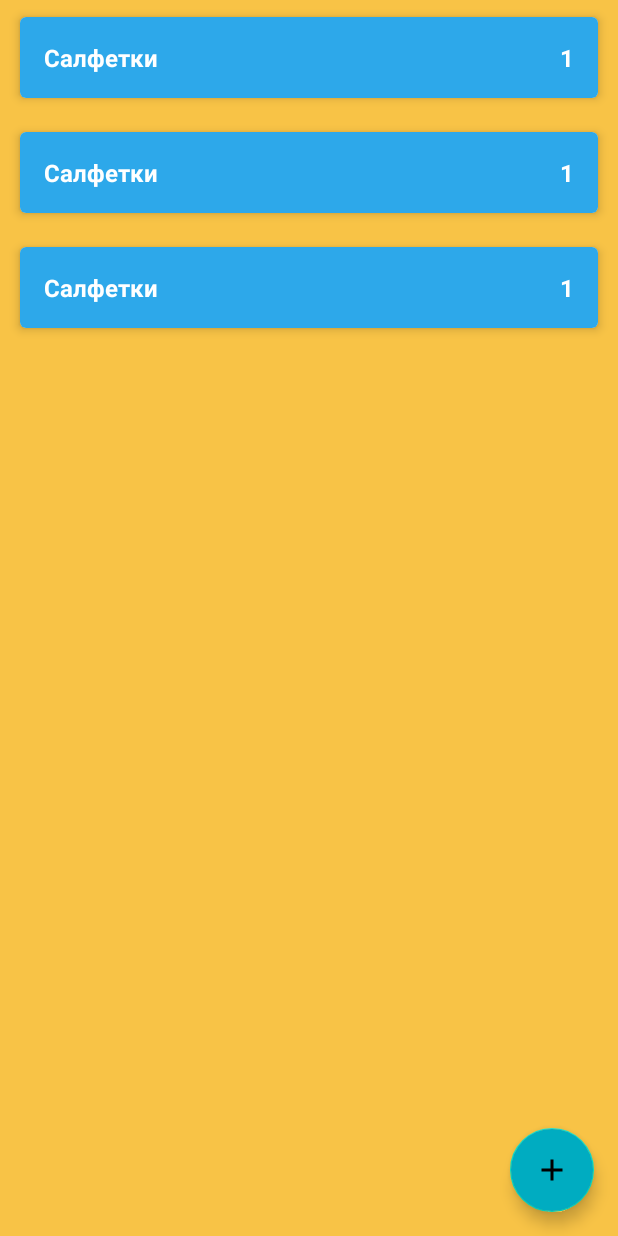
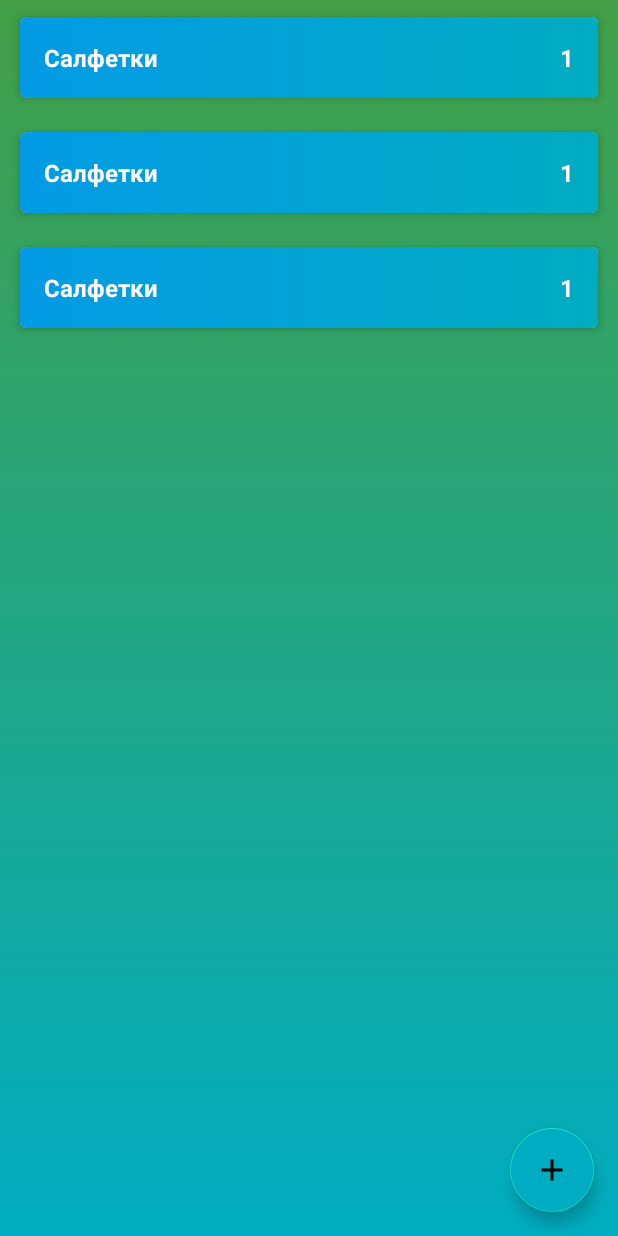
Before and after one commit to evgenkr47/ShoppingList, an Android app: the layout activity_main.xml on its own in the app's theme, with its tools: preview values and no code run, on a phone screen of 412 x 824 dp. Run offline under Robolectric (Android 15) with nearby library versions, the phone set to English and light mode, and no system bars.

Commit message:
Refactoring App

```diff
--- /dev/null
+++ b/app/src/main/res/drawable/backgroundcolor.xml
@@ -0,0 +1,13 @@
+<?xml version="1.0" encoding="utf-8"?>
+<selector xmlns:android="http://schemas.android.com/apk/res/android">
+    <item>
+        <shape>
+            <gradient
+                android:angle="90"
+                android:startColor="#00ACC1"
+                android:endColor="#43A047"
+                android:type="linear"
+                />
+        </shape>
+    </item>
+</selector>
--- /dev/null
+++ b/app/src/main/res/drawable/itemcolors.xml
@@ -0,0 +1,13 @@
+<?xml version="1.0" encoding="utf-8"?>
+<selector xmlns:android="http://schemas.android.com/apk/res/android">
+    <item>
+        <shape>
+            <gradient
+                android:angle="0"
+                android:startColor="#039BE5"
+                android:endColor="#00ACC1"
+                android:type="linear"
+                />
+        </shape>
+    </item>
+</selector>
--- a/app/src/main/res/layout-land/activity_main.xml
+++ b/app/src/main/res/layout-land/activity_main.xml
@@ -5,7 +5,7 @@
 
     <androidx.constraintlayout.widget.ConstraintLayout
         android:layout_width="match_parent"
-        android:background="#F8C346"
+        android:background="@drawable/backgroundcolor"
         android:layout_height="match_parent"
         tools:context=".presentation.MainActivity"
         >
--- a/app/src/main/res/layout/activity_main.xml
+++ b/app/src/main/res/layout/activity_main.xml
@@ -5,7 +5,7 @@
 
     <androidx.constraintlayout.widget.ConstraintLayout
         android:layout_width="match_parent"
-        android:background="#F8C346"
+        android:background="@drawable/backgroundcolor"
         android:layout_height="match_parent"
         tools:context=".presentation.MainActivity"
         >
--- a/app/src/main/res/layout/activity_splash.xml
+++ b/app/src/main/res/layout/activity_splash.xml
@@ -4,7 +4,7 @@
     xmlns:tools="http://schemas.android.com/tools"
     android:layout_width="match_parent"
     android:layout_height="match_parent"
-    android:background="#FFB300"
+    android:background="#43A047"
     tools:context=".presentation.SplashActivity">
 
     <TextView
--- a/app/src/main/res/layout/fragment_shop_item.xml
+++ b/app/src/main/res/layout/fragment_shop_item.xml
@@ -14,7 +14,7 @@
     <androidx.constraintlayout.widget.ConstraintLayout
         android:layout_width="match_parent"
         android:layout_height="match_parent"
-        android:background="#F8C346"
+        android:background="@drawable/backgroundcolor"
         tools:context=".presentation.ShopItemFragment">
 
         <com.google.android.material.textfield.TextInputLayout
--- a/app/src/main/res/layout/item_shop_disabled.xml
+++ b/app/src/main/res/layout/item_shop_disabled.xml
@@ -25,7 +25,7 @@
         <LinearLayout
             android:layout_width="match_parent"
             android:layout_height="wrap_content"
-            android:background="#6D2DA8EA"
+            android:background="@drawable/item2color"
             android:orientation="horizontal"
             android:padding="16dp">
 
--- a/app/src/main/res/layout/item_shop_enabled.xml
+++ b/app/src/main/res/layout/item_shop_enabled.xml
@@ -25,7 +25,7 @@
         <LinearLayout
             android:layout_width="match_parent"
             android:layout_height="wrap_content"
-            android:background="#2DA8EA"
+            android:background="@drawable/itemcolors"
             android:orientation="horizontal"
             android:padding="16dp">
 
--- a/app/src/main/res/values-night/themes.xml
+++ /dev/null
@@ -1,18 +0,0 @@
-<resources xmlns:tools="http://schemas.android.com/tools">
-    <!-- Base application theme. -->
-    <style name="Theme.ShoppingList" parent="Theme.MaterialComponents.DayNight.DarkActionBar">
-        <!-- Primary brand color. -->
-        <item name="colorPrimary">@color/purple_200</item>
-        <item name="colorPrimaryVariant">@color/purple_700</item>
-        <item name="colorOnPrimary">@color/black</item>
-        <!-- Secondary brand color. -->
-        <item name="colorSecondary">@color/teal_200</item>
-        <item name="colorSecondaryVariant">@color/teal_200</item>
-        <item name="colorOnSecondary">@color/black</item>
-        <!-- Status bar color. -->
-        <item name="android:statusBarColor" tools:targetApi="l">?attr/colorPrimaryVariant</item>
-        <item name="windowActionBar">false</item>
-        <item name="windowNoTitle">true</item>
-        <item name="android:windowFullscreen">true</item>
-    </style>
-</resources>
--- a/app/src/main/res/values/themes.xml
+++ b/app/src/main/res/values/themes.xml
@@ -10,7 +10,7 @@
         <item name="colorSecondaryVariant">@color/teal_700</item>
         <item name="colorOnSecondary">@color/black</item>
         <!-- Status bar color. -->
-        <item name="android:statusBarColor" tools:targetApi="l">?attr/colorPrimaryVariant</item>
+        <item name="android:statusBarColor" >?attr/colorPrimaryVariant</item>
         <item name="windowActionBar">false</item>
         <item name="windowNoTitle">true</item>
         <item name="android:windowFullscreen">true</item>
```
Also changed, not shown: app/src/main/res/drawable/item2color.xml (added, +13 -0 lines), app/src/main/res/drawable/splashcolor.xml (added, +13 -0 lines).
